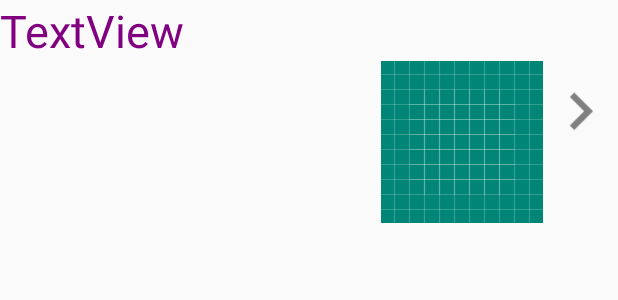
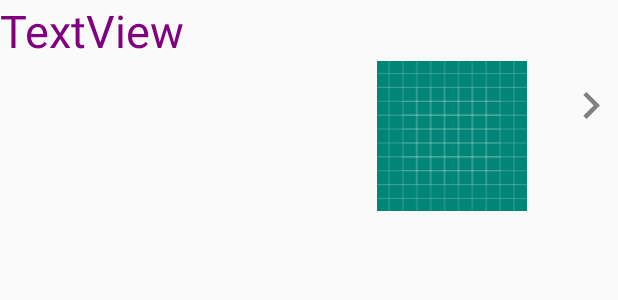
Before and after one commit to rametechie/Canada-Guide, an Android app: the layout facts_row_item.xml on its own in the app's theme, with its tools: preview values and no code run, on a phone screen of 412 x 824 dp. Shown: the top 300 px of the screen. Run offline under Robolectric (Android 15) with nearby library versions, the phone set to English and light mode, and no system bars; network calls fail.

Commit message:
modified layout design

```diff
--- a/app/src/main/res/layout/facts_row_item.xml
+++ b/app/src/main/res/layout/facts_row_item.xml
@@ -34,16 +34,16 @@
 
     <ImageView
         android:id="@+id/hpref"
-        android:layout_width="wrap_content"
-        android:layout_height="wrap_content"
+        android:layout_width="150dp"
+        android:layout_height="100dp"
         android:src="@drawable/ic_launcher_background"
         app:layout_constraintTop_toBottomOf="@+id/title"
         app:layout_constraintEnd_toStartOf="@+id/right_arrow"/>
 
     <ImageView
         android:id="@+id/right_arrow"
-        android:layout_width="50dp"
-        android:layout_height="100dp"
+        android:layout_width="wrap_content"
+        android:layout_height="wrap_content"
         android:src="@drawable/ic_keyboard_arrow_right_black_36dp"
         app:layout_constraintBottom_toBottomOf="parent"
         app:layout_constraintTop_toTopOf="parent"
```
Also changed, not shown: app/src/main/res/layout/activity_main.xml (+14 -13 lines).
